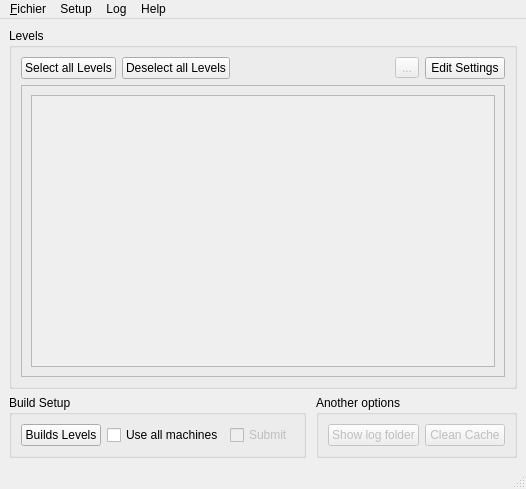
First picture: the form in BatchLightUE4/Views/WindowsMainWindows.ui, repository shenyu0403/BatchBuildLightUE4, before the edit.
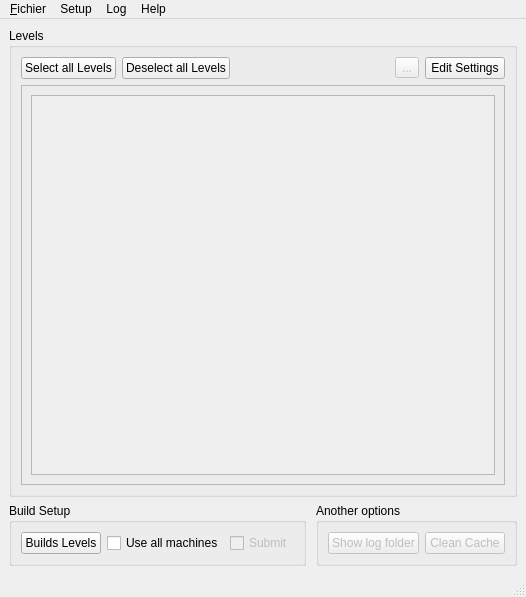
Second picture: the form after the edit. Icons and pictures are not drawn.

Commit message: Update default size and the Statut Bar

Patch:
```diff
--- a/BatchLightUE4/Views/WindowsMainWindows.ui
+++ b/BatchLightUE4/Views/WindowsMainWindows.ui
@@ -7,7 +7,7 @@
     <x>0</x>
     <y>0</y>
     <width>526</width>
-    <height>489</height>
+    <height>597</height>
    </rect>
   </property>
   <property name="windowTitle">
@@ -131,7 +131,7 @@
                  <x>0</x>
                  <y>0</y>
                  <width>464</width>
-                 <height>274</height>
+                 <height>382</height>
                 </rect>
                </property>
                <layout class="QVBoxLayout" name="verticalLayout_2">
```
Left out of the diff: 6 changed lines with no effect on the pictures. The commit also changes 1 other file.
